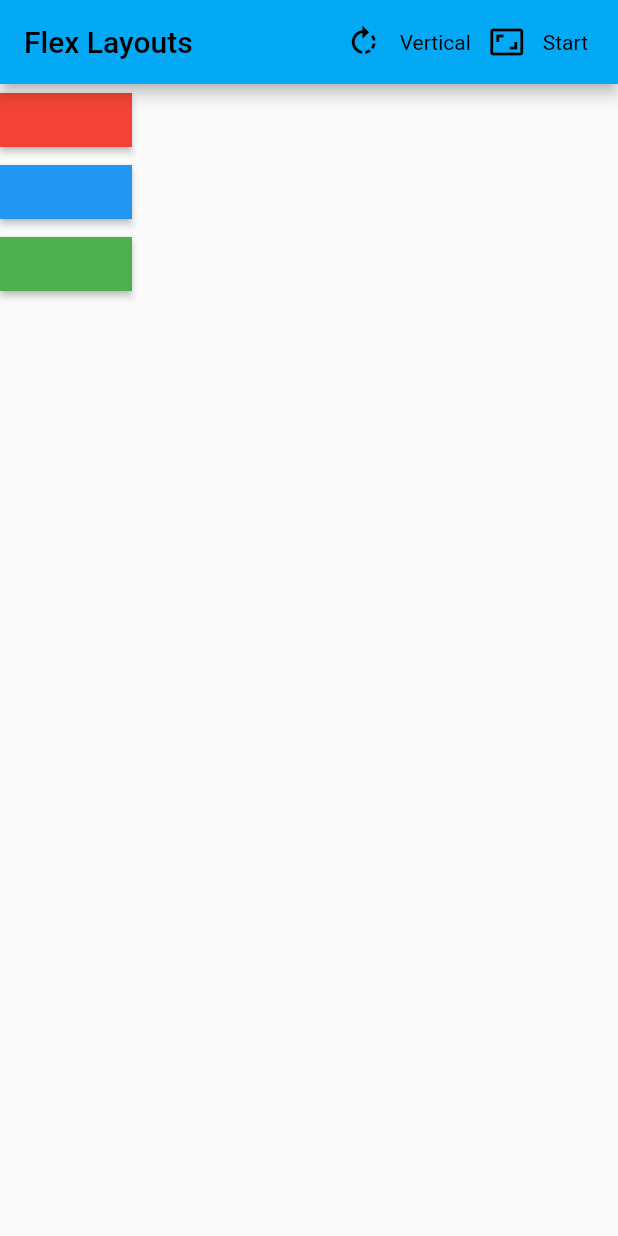
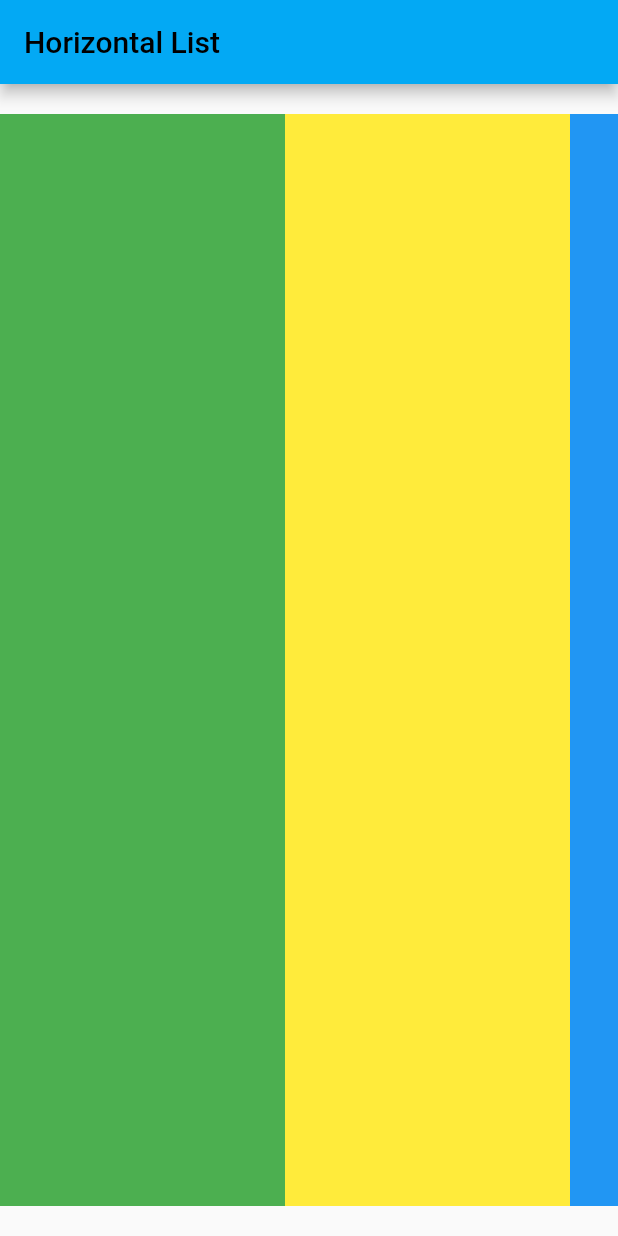
Before and after one commit to UmairAhmed85/FlutterPractise, a Flutter app: the screen it shows after launch, on a phone screen of 412 x 824 dp. Run offline on Flutter 3.47's test engine with Material 2 defaults, Android fonts, the phone set to English and light mode, and no system bars.

Commit message:
Horizontal_Listview

```diff
--- a/lib/main.dart
+++ b/lib/main.dart
@@ -5,7 +5,39 @@ void main() {
   // runApp( LoadingImageApp());
   // runApp( IconApp());
   // runApp(ButtonApp());
-  runApp(FlexAppDemo());
+  // runApp(FlexAppDemo());
+  runApp(ListViewAppDemo());
+}
+
+class ListViewAppDemo extends StatelessWidget{
+
+  @override
+  Widget build(BuildContext context) {
+    final title = "Horizontal List";
+    return MaterialApp(
+      title: title,
+      theme: ThemeData(
+        primarySwatch: Colors.lightBlue
+      ),
+      home: Scaffold(
+        appBar: AppBar(
+          title: Text(title),
+        ),
+        body: Container(
+          margin: EdgeInsets.symmetric(vertical: 20.0),
+          child: ListView(
+            scrollDirection: Axis.horizontal,
+            children: [
+              Container(width: 190,color: Colors.green),
+              Container(width: 190,color: Colors.yellow),
+              Container(width: 190,color: Colors.blue),
+              Container(width: 190,color: Colors.red),
+            ],
+          ),
+        ),
+      ),
+    );
+  }
 }
 
 class FlexAppDemo extends StatelessWidget {
```
